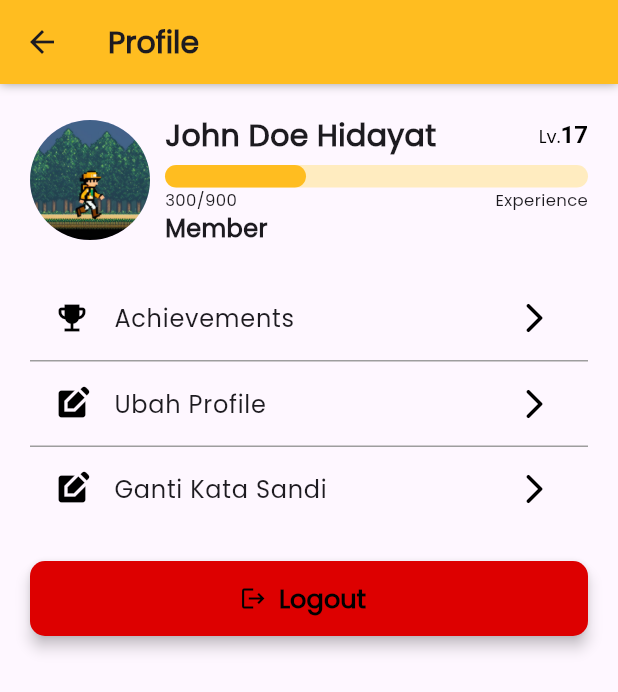
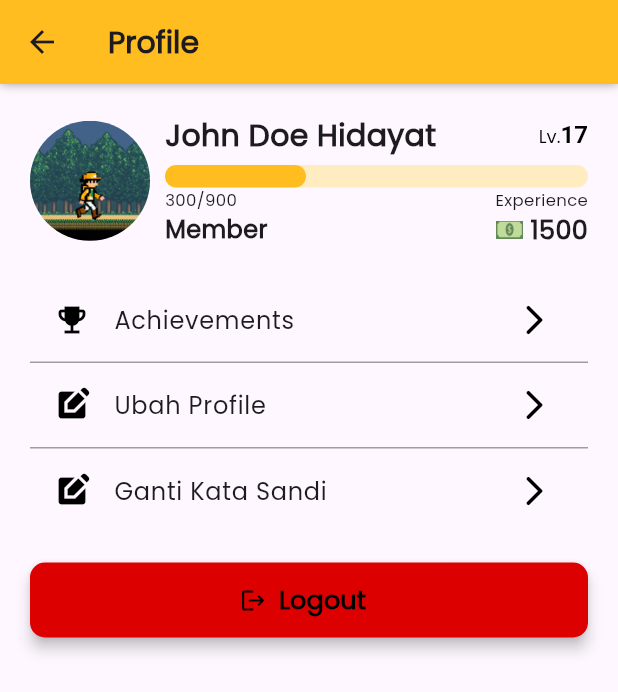
Before and after one commit to hlmnn/employee-monitoring-app, a Flutter app: the MemberProfilePage screen opened directly, on a phone screen of 412 x 824 dp. Shown: the top 692 px of the screen. Run offline on Flutter 3.47's test engine with Material 3 defaults, Android fonts, the phone set to English and light mode, and no system bars; our stand-ins replace another_flushbar, dropdown_button2.

Commit message:
feat(profile): added cash balance

```diff
--- a/lib/ui/screen/member/member_profile_page.dart
+++ b/lib/ui/screen/member/member_profile_page.dart
@@ -139,11 +139,29 @@ class _MemberProfilePageState extends State<MemberProfilePage> {
                           )
                         ],
                       ),
-                      const Text('Member',
-                        style: TextStyle(
-                          fontWeight: FontWeight.bold,
-                          fontSize: 16,
-                        ),
+                      Row(
+                        mainAxisAlignment: MainAxisAlignment.spaceBetween,
+                        children: [
+                          const Text('Member',
+                            style: TextStyle(
+                              fontWeight: FontWeight.bold,
+                              fontSize: 16,
+                            ),
+                          ),
+                          Row(
+                            crossAxisAlignment: CrossAxisAlignment.center,
+                            children: [
+                              Image.asset('assets/images/cash.png', height: 12),
+                              const SizedBox(width: 5),
+                              const Text('1500',
+                                style: TextStyle(
+                                  fontWeight: FontWeight.bold,
+                                  fontSize: 17,
+                                ),
+                              ),
+                            ],
+                          ),
+                        ],
                       ),
                     ],
                   ),
```
